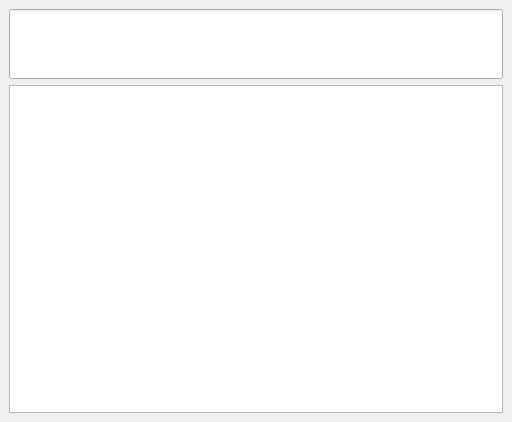
The window that gui.ui (twright/C1000-Intelligent-Calculator) describes before a commit, drawn with Qt 5.
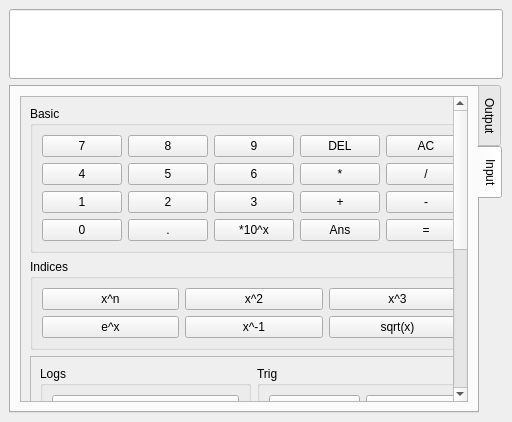
The same window after the commit. Icons and pictures are not drawn.

Diff of the .ui file:
```diff
--- a/gui.ui
+++ b/gui.ui
@@ -36,26 +36,500 @@
      </widget>
     </item>
     <item>
-     <widget class="QTextEdit" name="textEdit">
-      <property name="font">
-       <font>
-        <family>Inconsolata</family>
-        <pointsize>14</pointsize>
-       </font>
+     <widget class="QTabWidget" name="tabWidget">
+      <property name="tabPosition">
+       <enum>QTabWidget::East</enum>
       </property>
-      <property name="autoFillBackground">
+      <property name="tabShape">
+       <enum>QTabWidget::Rounded</enum>
+      </property>
+      <property name="currentIndex">
+       <number>1</number>
+      </property>
+      <property name="tabsClosable">
        <bool>false</bool>
       </property>
-      <property name="readOnly">
+      <property name="movable">
        <bool>true</bool>
       </property>
-      <property name="html">
-       <string>&lt;!DOCTYPE HTML PUBLIC &quot;-//W3C//DTD HTML 4.0//EN&quot; &quot;http://www.w3.org/TR/REC-html40/strict.dtd&quot;&gt;
+      <widget class="QWidget" name="tabOutput">
+       <attribute name="title">
+        <string>Output</string>
+       </attribute>
+       <layout class="QGridLayout" name="gridLayout">
+        <item row="0" column="0">
+         <widget class="QTextEdit" name="textEdit">
+          <property name="font">
+           <font>
+            <family>Inconsolata</family>
+            <pointsize>14</pointsize>
+           </font>
+          </property>
+          <property name="autoFillBackground">
+           <bool>false</bool>
+          </property>
+          <property name="readOnly">
+           <bool>true</bool>
+          </property>
+          <property name="html">
+           <string>&lt;!DOCTYPE HTML PUBLIC &quot;-//W3C//DTD HTML 4.0//EN&quot; &quot;http://www.w3.org/TR/REC-html40/strict.dtd&quot;&gt;
 &lt;html&gt;&lt;head&gt;&lt;meta name=&quot;qrichtext&quot; content=&quot;1&quot; /&gt;&lt;style type=&quot;text/css&quot;&gt;
 p, li { white-space: pre-wrap; }
 &lt;/style&gt;&lt;/head&gt;&lt;body style=&quot; font-family:'Inconsolata'; font-size:14pt; font-weight:400; font-style:normal;&quot;&gt;
 &lt;p style=&quot;-qt-paragraph-type:empty; margin-top:0px; margin-bottom:0px; margin-left:0px; margin-right:0px; -qt-block-indent:0; text-indent:0px;&quot;&gt;&lt;/p&gt;&lt;/body&gt;&lt;/html&gt;</string>
-      </property>
+          </property>
+         </widget>
+        </item>
+       </layout>
+      </widget>
+      <widget class="QWidget" name="tabCalc">
+       <attribute name="title">
+        <string>Input</string>
+       </attribute>
+       <layout class="QGridLayout" name="gridLayout_4">
+        <item row="1" column="1">
+         <widget class="QScrollArea" name="scrollArea">
+          <property name="horizontalScrollBarPolicy">
+           <enum>Qt::ScrollBarAlwaysOff</enum>
+          </property>
+          <property name="widgetResizable">
+           <bool>true</bool>
+          </property>
+          <widget class="QWidget" name="scrollAreaWidgetContents">
+           <property name="geometry">
+            <rect>
+             <x>0</x>
+             <y>0</y>
+             <width>437</width>
+             <height>590</height>
+            </rect>
+           </property>
+           <layout class="QVBoxLayout" name="verticalLayout_3">
+            <item>
+             <widget class="QGroupBox" name="groupBasic">
+              <property name="title">
+               <string>Basic</string>
+              </property>
+              <layout class="QGridLayout" name="gridLayout_2">
+               <item row="2" column="2">
+                <widget class="QPushButton" name="pushButton">
+                 <property name="text">
+                  <string>5</string>
+                 </property>
+                </widget>
+               </item>
+               <item row="4" column="2">
+                <widget class="QPushButton" name="pushButtonDot">
+                 <property name="text">
+                  <string>.</string>
+                 </property>
+                </widget>
+               </item>
+               <item row="0" column="5">
+                <widget class="QPushButton" name="pushButton9">
+                 <property name="text">
+                  <string>9</string>
+                 </property>
+                </widget>
+               </item>
+               <item row="0" column="6">
+                <widget class="QPushButton" name="pushButtonDel">
+                 <property name="text">
+                  <string>DEL</string>
+                 </property>
+                </widget>
+               </item>
+               <item row="2" column="5">
+                <widget class="QPushButton" name="pushButton6">
+                 <property name="text">
+                  <string>6</string>
+                 </property>
+                </widget>
+               </item>
+               <item row="2" column="6">
+                <widget class="QPushButton" name="pushButtonMul">
+                 <property name="text">
+                  <string>*</string>
+                 </property>
+                </widget>
+               </item>
+               <item row="4" column="5">
+                <widget class="QPushButton" name="pushButton10tox">
+                 <property name="text">
+                  <string>*10^x</string>
+                 </property>
+                </widget>
+               </item>
+               <item row="4" column="6">
+                <widget class="QPushButton" name="pushButtonAns">
+                 <property name="text">
+                  <string>Ans</string>
+                 </property>
+                </widget>
+               </item>
+               <item row="2" column="1">
+                <widget class="QPushButton" name="pushButton4">
+                 <property name="text">
+                  <string>4</string>
+                 </property>
+                </widget>
+               </item>
+               <item row="0" column="1">
+                <widget class="QPushButton" name="pushButton7">
+                 <property name="text">
+                  <string>7</string>
+                 </property>
+                </widget>
+               </item>
+               <item row="0" column="2">
+                <widget class="QPushButton" name="pushButton8">
+                 <property name="text">
+                  <string>8</string>
+                 </property>
+                </widget>
+               </item>
+               <item row="4" column="1">
+                <widget class="QPushButton" name="pushButton0">
+                 <property name="text">
+                  <string>0</string>
+                 </property>
+                </widget>
+               </item>
+               <item row="0" column="8">
+                <widget class="QPushButton" name="pushButtonAC">
+                 <property name="text">
+                  <string>AC</string>
+                 </property>
+                </widget>
+               </item>
+               <item row="2" column="8">
+                <widget class="QPushButton" name="pushButtonDiv">
+                 <property name="text">
+                  <string>/</string>
+                 </property>
+                </widget>
+               </item>
+               <item row="4" column="8">
+                <widget class="QPushButton" name="pushButtonEq">
+                 <property name="text">
+                  <string>=</string>
+                 </property>
+                </widget>
+               </item>
+               <item row="3" column="1">
+                <widget class="QPushButton" name="pushButton1">
+                 <property name="text">
+                  <string>1</string>
+                 </property>
+                </widget>
+               </item>
+               <item row="3" column="2">
+                <widget class="QPushButton" name="pushButton2">
+                 <property name="text">
+                  <string>2</string>
+                 </property>
+                </widget>
+               </item>
+               <item row="3" column="5">
+                <widget class="QPushButton" name="pushButton3">
+                 <property name="text">
+                  <string>3</string>
+                 </property>
+                </widget>
+               </item>
+               <item row="3" column="6">
+                <widget class="QPushButton" name="pushButtonAdd">
+                 <property name="text">
+                  <string>+</string>
+                 </property>
+                </widget>
+               </item>
+               <item row="3" column="8">
+                <widget class="QPushButton" name="pushButtonSub">
+                 <property name="text">
+                  <string>-</string>
+                 </property>
+                </widget>
+               </item>
+              </layout>
+             </widget>
+            </item>
+            <item>
+             <widget class="QGroupBox" name="groupIndices">
+              <property name="title">
+               <string>Indices</string>
+              </property>
+              <layout class="QGridLayout" name="gridLayout_3">
+               <item row="0" column="0">
+                <widget class="QPushButton" name="pushButton_xton">
+                 <property name="text">
+                  <string>x^n</string>
+                 </property>
+                </widget>
+               </item>
+               <item row="0" column="2">
+                <widget class="QPushButton" name="pushButton_xto2">
+                 <property name="text">
+                  <string>x^2</string>
+                 </property>
+                </widget>
+               </item>
+               <item row="0" column="3">
+                <widget class="QPushButton" name="pushButton_xto3">
+                 <property name="text">
+                  <string>x^3</string>
+                 </property>
+                </widget>
+               </item>
+               <item row="1" column="0">
+                <widget class="QPushButton" name="pushButton_etox">
+                 <property name="text">
+                  <string>e^x</string>
+                 </property>
+                </widget>
+               </item>
+               <item row="1" column="2">
+                <widget class="QPushButton" name="pushButton_xtominus1">
+                 <property name="text">
+                  <string>x^-1</string>
+                 </property>
+                </widget>
+               </item>
+               <item row="1" column="3">
+                <widget class="QPushButton" name="pushButtonSqrt">
+                 <property name="text">
+                  <string>sqrt(x)</string>
+                 </property>
+                </widget>
+               </item>
+              </layout>
+             </widget>
+            </item>
+            <item>
+             <widget class="QFrame" name="frame_2">
+              <property name="frameShape">
+               <enum>QFrame::StyledPanel</enum>
+              </property>
+              <property name="frameShadow">
+               <enum>QFrame::Raised</enum>
+              </property>
+              <layout class="QGridLayout" name="gridLayout_8">
+               <item row="0" column="0">
+                <widget class="QGroupBox" name="groupLogs">
+                 <property name="title">
+                  <string>Logs</string>
+                 </property>
+                 <layout class="QGridLayout" name="gridLayout_7">
+                  <item row="0" column="0" rowspan="2">
+                   <widget class="QPushButton" name="pushButton_47">
+                    <property name="text">
+                     <string>log(x)</string>
+                    </property>
+                   </widget>
+                  </item>
+                  <item row="3" column="0">
+                   <widget class="QPushButton" name="pushButton_46">
+                    <property name="text">
+                     <string>ln(x)</string>
+                    </property>
+                   </widget>
+                  </item>
+                  <item row="2" column="0">
+                   <widget class="QPushButton" name="pushButton_45">
+                    <property name="text">
+                     <string>log(a, x)</string>
+                    </property>
+                   </widget>
+                  </item>
+                 </layout>
+                </widget>
+               </item>
+               <item row="0" column="1">
+                <widget class="QGroupBox" name="groupBox_4">
+                 <property name="title">
+                  <string>Trig</string>
+                 </property>
+                 <layout class="QGridLayout" name="gridLayout_6">
+                  <item row="0" column="1">
+                   <widget class="QPushButton" name="pushButton_39">
+                    <property name="text">
+                     <string>sin</string>
+                    </property>
+                   </widget>
+                  </item>
+                  <item row="0" column="2">
+                   <widget class="QPushButton" name="pushButton_40">
+                    <property name="text">
+                     <string>arcsin</string>
+                    </property>
+                   </widget>
+                  </item>
+                  <item row="1" column="1">
+                   <widget class="QPushButton" name="pushButton_41">
+                    <property name="text">
+                     <string>cos</string>
+                    </property>
+                   </widget>
+                  </item>
+                  <item row="1" column="2">
+                   <widget class="QPushButton" name="pushButton_42">
+                    <property name="text">
+                     <string>arccos</string>
+                    </property>
+                   </widget>
+                  </item>
+                  <item row="2" column="1">
+                   <widget class="QPushButton" name="pushButton_43">
+                    <property name="text">
+                     <string>tan</string>
+                    </property>
+                   </widget>
+                  </item>
+                  <item row="2" column="2">
+                   <widget class="QPushButton" name="pushButton_44">
+                    <property name="text">
+                     <string>arctan</string>
+                    </property>
+                   </widget>
+                  </item>
+                 </layout>
+                </widget>
+               </item>
+              </layout>
+             </widget>
+            </item>
+            <item>
+             <widget class="QFrame" name="frame">
+              <property name="frameShape">
+               <enum>QFrame::StyledPanel</enum>
+              </property>
+              <property name="frameShadow">
+               <enum>QFrame::Raised</enum>
+              </property>
+              <layout class="QHBoxLayout" name="horizontalLayout_2">
+               <item>
+                <widget class="QGroupBox" name="groupBox_3">
+                 <property name="baseSize">
+                  <size>
+                   <width>50</width>
+                   <height>0</height>
+                  </size>
+                 </property>
+                 <property name="title">
+                  <string>Variables</string>
+                 </property>
+                 <property name="flat">
+                  <bool>false</bool>
+                 </property>
+                 <property name="checkable">
+                  <bool>false</bool>
+                 </property>
+                 <layout class="QGridLayout" name="gridLayout_5">
+                  <item row="0" column="0">
+                   <widget class="QPushButton" name="pushButton_28">
+                    <property name="text">
+                     <string>A</string>
+                    </property>
+                   </widget>
+                  </item>
+                  <item row="0" column="1">
+                   <widget class="QPushButton" name="pushButton_29">
+                    <property name="text">
+                     <string>B</string>
+                    </property>
+                   </widget>
+                  </item>
+                  <item row="1" column="0">
+                   <widget class="QPushButton" name="pushButton_30">
+                    <property name="text">
+                     <string>C</string>
+                    </property>
+                   </widget>
+                  </item>
+                  <item row="1" column="1">
+                   <widget class="QPushButton" name="pushButton_31">
+                    <property name="text">
+                     <string>D</string>
+                    </property>
+                   </widget>
+                  </item>
+                  <item row="2" column="0">
+                   <widget class="QPushButton" name="pushButton_32">
+                    <property name="text">
+                     <string>E</string>
+                    </property>
+                   </widget>
+                  </item>
+                  <item row="2" column="1">
+                   <widget class="QPushButton" name="pushButton_33">
+                    <property name="text">
+                     <string>F</string>
+                    </property>
+                   </widget>
+                  </item>
+                  <item row="3" column="0">
+                   <widget class="QPushButton" name="pushButton_34">
+                    <property name="text">
+                     <string>X</string>
+                    </property>
+                   </widget>
+                  </item>
+                  <item row="3" column="1">
+                   <widget class="QPushButton" name="pushButton_35">
+                    <property name="text">
+                     <string>Y</string>
+                    </property>
+                   </widget>
+                  </item>
+                  <item row="4" column="0" colspan="2">
+                   <widget class="QPushButton" name="pushButton_36">
+                    <property name="text">
+                     <string>:=</string>
+                    </property>
+                   </widget>
+                  </item>
+                 </layout>
+                </widget>
+               </item>
+               <item>
+                <widget class="QGroupBox" name="groupBox_5">
+                 <property name="title">
+                  <string>Constants</string>
+                 </property>
+                 <layout class="QVBoxLayout" name="verticalLayout_2">
+                  <item>
+                   <widget class="QPushButton" name="pushButton_27">
+                    <property name="text">
+                     <string>Pi</string>
+                    </property>
+                   </widget>
+                  </item>
+                  <item>
+                   <widget class="QPushButton" name="pushButton_37">
+                    <property name="text">
+                     <string>e</string>
+                    </property>
+                   </widget>
+                  </item>
+                  <item>
+                   <widget class="QPushButton" name="pushButton_38">
+                    <property name="text">
+                     <string>g</string>
+                    </property>
+                   </widget>
+                  </item>
+                 </layout>
+                </widget>
+               </item>
+              </layout>
+             </widget>
+            </item>
+           </layout>
+          </widget>
+         </widget>
+        </item>
+       </layout>
+      </widget>
      </widget>
     </item>
    </layout>
```
